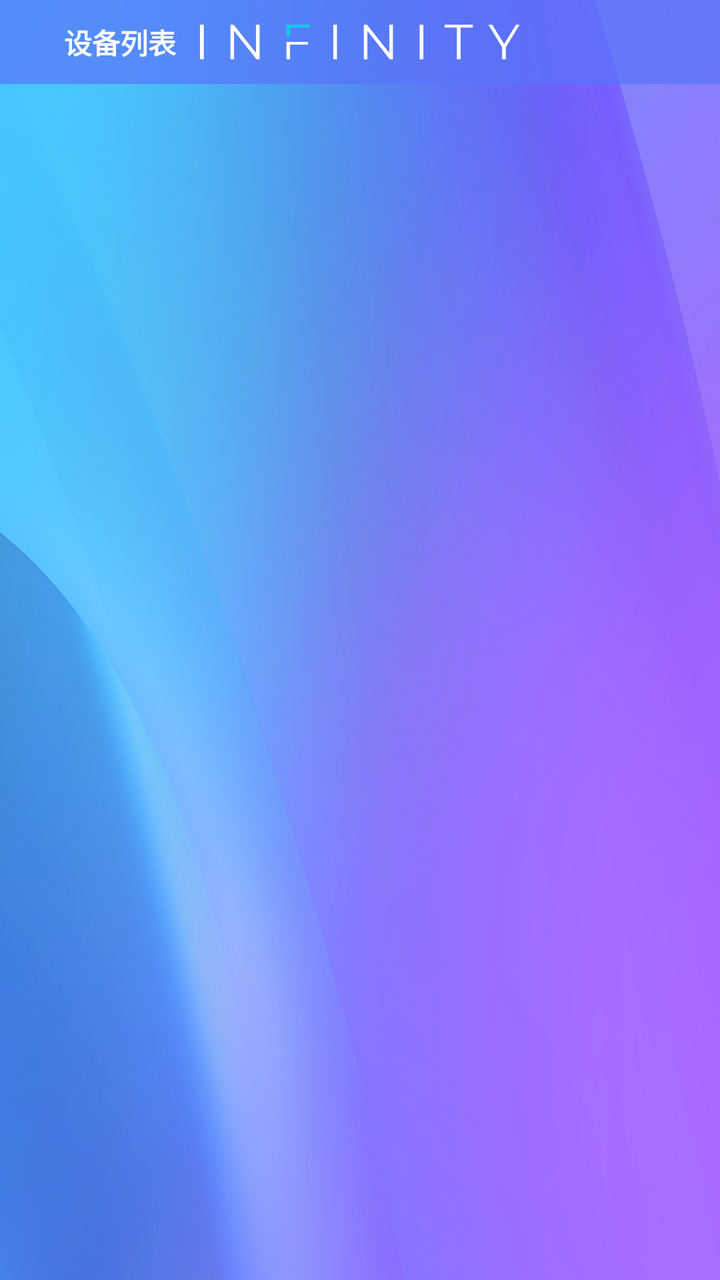
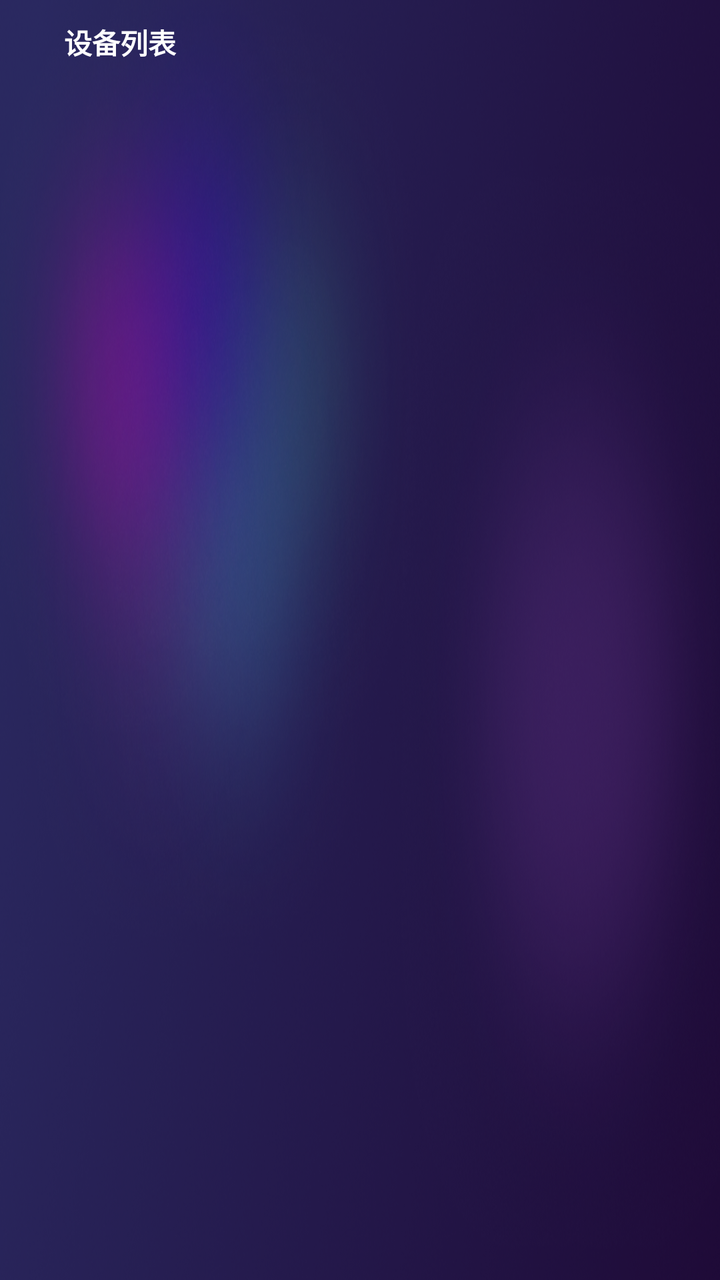

Compare the two renders of this Android layout. The source of the first and the diff that turns it into the second are given below.
<!-- AndroidManifest.xml: application theme AppTheme -->
<!-- res/layout/activity_main.xml -->
<?xml version="1.0" encoding="utf-8"?>
<FrameLayout xmlns:android="http://schemas.android.com/apk/res/android"
    xmlns:app="http://schemas.android.com/apk/res-auto"
    xmlns:tools="http://schemas.android.com/tools"
    android:layout_width="match_parent"
    android:layout_height="match_parent"
    tools:context=".activity.MainActivity">

    <ImageView
        android:layout_width="match_parent"
        android:layout_height="match_parent"
        android:scaleType="fitXY"
        android:src="@mipmap/icon_pagebg" />

    <LinearLayout
        android:layout_width="match_parent"
        android:layout_height="match_parent"
        android:orientation="vertical">

        <RelativeLayout
            android:id="@+id/reluserSee"
            android:layout_width="match_parent"
            android:layout_height="42dp"
            android:background="@color/title_color"
            android:visibility="gone">

            <ImageView
                android:id="@+id/ivFinish"
                android:layout_width="wrap_content"
                android:layout_height="match_parent"
                android:layout_centerVertical="true"
                android:paddingVertical="12dp"
                android:paddingLeft="32dp"
                android:src="@mipmap/icon_w_finish" />

            <TextView
                android:id="@+id/tvName1"
                android:layout_width="wrap_content"
                android:layout_height="match_parent"
                android:layout_alignParentRight="true"
                android:layout_centerVertical="true"
                android:gravity="center_vertical"
                android:paddingRight="32dp"
                android:text="301按摩室"
                android:textColor="@color/white"
                android:textSize="12dp" />
            <ImageView
                android:layout_width="160dp"
                android:layout_height="wrap_content"
                android:layout_centerInParent="true"
                android:src="@mipmap/pic_titlelogo" />
        </RelativeLayout>

        <RelativeLayout
            android:id="@+id/ll_title"
            android:layout_width="match_parent"
            android:layout_height="42dp"
            android:background="@color/title_color">

            <TextView
                android:id="@+id/tvTitle"
                android:layout_width="match_parent"
                android:layout_height="42dp"
                android:background="@color/title_color"
                android:gravity="center_vertical"
                android:paddingLeft="32dp"
                android:text="设备列表"
                android:textColor="@color/white"
                android:textStyle="bold" />

            <ImageView
                android:layout_width="160dp"
                android:layout_height="wrap_content"
                android:layout_centerInParent="true"
                android:src="@mipmap/pic_titlelogo" />
        </RelativeLayout>


        <androidx.recyclerview.widget.RecyclerView
            android:id="@+id/deviceList"
            android:layout_width="match_parent"
            android:layout_height="wrap_content"
            android:layout_marginHorizontal="30dp"
            app:layoutManager="androidx.recyclerview.widget.GridLayoutManager"
            app:spanCount="3"
            tools:itemCount="3"
            tools:listitem="@layout/item_devicelist" />
    </LinearLayout>
</FrameLayout>
<!-- res/layout/item_devicelist.xml (included above) -->
<?xml version="1.0" encoding="utf-8"?>
<FrameLayout xmlns:android="http://schemas.android.com/apk/res/android"
    xmlns:app="http://schemas.android.com/apk/res-auto"
    android:layout_width="match_parent"
    android:layout_height="wrap_content">

    <FrameLayout
        android:layout_width="wrap_content"
        android:layout_height="wrap_content"
        android:layout_gravity="center_horizontal"
        android:layout_marginTop="44dp">

        <com.hjq.shape.layout.ShapeLinearLayout
            android:id="@+id/llBg"
            android:layout_width="156dp"
            android:layout_height="112dp"
            android:gravity="center_horizontal"
            android:orientation="vertical"
            app:shape_radius="10dp"
            app:shape_solidColor="@color/wight_color">

            <ImageView
                android:id="@+id/ivSettingBg"
                android:layout_width="108dp"
                android:layout_height="51dp"
                android:layout_marginTop="20dp"
                android:src="@mipmap/icon_devicelog" />

            <TextView
                android:id="@+id/tvName"
                android:layout_width="wrap_content"
                android:layout_height="wrap_content"
                android:layout_marginTop="10dp"
                android:text="B03"
                android:textColor="@color/white"
                android:textStyle="bold" />

        </com.hjq.shape.layout.ShapeLinearLayout>

        <ImageView
            android:id="@+id/wifiState"
            android:layout_width="wrap_content"
            android:layout_height="12dp"
            android:layout_gravity="right"
            android:layout_margin="3dp"
            android:src="@mipmap/icon_diswifi" />


        <com.hjq.shape.layout.ShapeLinearLayout
            android:layout_width="156dp"
            android:id="@+id/llMengceng"
            android:layout_height="112dp"
            android:gravity="center_horizontal"
            android:orientation="vertical"
            app:shape_radius="10dp"
            app:shape_solidColor="@color/wight20"/>


    </FrameLayout>
</FrameLayout>
<!-- resources referenced by this layout -->
<resources>
  <color name="title_color">#735A74F9</color>
  <color name="white">#FFFFFF</color>
  <color name="wight20">#33F2F6FF</color>
  <color name="wight_color">#4DF2F6FF</color>
  <!-- mipmap icon_devicelog: webp bitmap (mipmap-xxhdpi, 21192 bytes) -->
  <!-- mipmap icon_diswifi: png bitmap (mipmap-xxhdpi, 1637 bytes) -->
  <!-- mipmap icon_pagebg: webp bitmap (mipmap-xxhdpi, 934672 bytes) -->
  <!-- mipmap icon_w_finish: png bitmap (mipmap-xxhdpi, 819 bytes) -->
  <!-- mipmap pic_titlelogo: png bitmap (mipmap-xxhdpi, 14420 bytes) -->
  <style name="AppTheme" parent="Theme.AppCompat.Light.NoActionBar">
          <item name="colorPrimary">@color/white</item>
          <item name="colorPrimaryDark">@color/white</item>
          <item name="colorAccent">@color/themeColor</item>
          <item name="android:textColor">@color/black</item>
  
          
          <item name="android:windowBackground">@color/white</item>
          <item name="android:windowSoftInputMode">stateAlwaysHidden</item>
          <item name="android:launchMode">singleTop</item>
          <item name="android:forceDarkAllowed" tools:ignore="NewApi">false</item>
      </style>
  <color name="themeColor">#3F73FE</color>
  <color name="black">#000000</color>
</resources>

<!-- the commit's change to res/layout/activity_main.xml (unified diff, before → after) -->
@@ -10,7 +10,7 @@
         android:layout_width="match_parent"
         android:layout_height="match_parent"
         android:scaleType="fitXY"
-        android:src="@mipmap/icon_pagebg" />
+        android:src="@mipmap/bg_main" />
 
     <LinearLayout
         android:layout_width="match_parent"
@@ -21,7 +21,6 @@
             android:id="@+id/reluserSee"
             android:layout_width="match_parent"
             android:layout_height="42dp"
-            android:background="@color/title_color"
             android:visibility="gone">
 
             <ImageView
@@ -29,8 +28,8 @@
                 android:layout_width="wrap_content"
                 android:layout_height="match_parent"
                 android:layout_centerVertical="true"
+                android:paddingHorizontal="32dp"
                 android:paddingVertical="12dp"
-                android:paddingLeft="32dp"
                 android:src="@mipmap/icon_w_finish" />
 
             <TextView
@@ -44,35 +43,24 @@
                 android:text="301按摩室"
                 android:textColor="@color/white"
                 android:textSize="12dp" />
-            <ImageView
-                android:layout_width="160dp"
-                android:layout_height="wrap_content"
-                android:layout_centerInParent="true"
-                android:src="@mipmap/pic_titlelogo" />
+
         </RelativeLayout>
 
         <RelativeLayout
             android:id="@+id/ll_title"
             android:layout_width="match_parent"
-            android:layout_height="42dp"
-            android:background="@color/title_color">
+            android:layout_height="42dp">
 
             <TextView
                 android:id="@+id/tvTitle"
                 android:layout_width="match_parent"
                 android:layout_height="42dp"
-                android:background="@color/title_color"
                 android:gravity="center_vertical"
                 android:paddingLeft="32dp"
                 android:text="设备列表"
                 android:textColor="@color/white"
                 android:textStyle="bold" />
 
-            <ImageView
-                android:layout_width="160dp"
-                android:layout_height="wrap_content"
-                android:layout_centerInParent="true"
-                android:src="@mipmap/pic_titlelogo" />
         </RelativeLayout>
 
 
@@ -100,7 +88,7 @@
         android:layout_gravity="center_horizontal"
         android:layout_marginTop="44dp">
 
-        <com.hjq.shape.layout.ShapeLinearLayout
+        <com.hjq.shape.layout.ShapeRelativeLayout
             android:id="@+id/llBg"
             android:layout_width="156dp"
             android:layout_height="112dp"
@@ -111,21 +99,23 @@
 
             <ImageView
                 android:id="@+id/ivSettingBg"
-                android:layout_width="108dp"
-                android:layout_height="51dp"
-                android:layout_marginTop="20dp"
-                android:src="@mipmap/icon_devicelog" />
+                android:layout_width="match_parent"
+                android:layout_height="wrap_content"
+                android:layout_alignParentBottom="true"
+                android:src="@mipmap/ic_machine" />
 
             <TextView
                 android:id="@+id/tvName"
                 android:layout_width="wrap_content"
                 android:layout_height="wrap_content"
-                android:layout_marginTop="10dp"
+                android:layout_marginHorizontal="@dimen/dp_10"
+                android:layout_marginVertical="5dp"
                 android:text="B03"
                 android:textColor="@color/white"
+                android:textSize="10sp"
                 android:textStyle="bold" />
 
-        </com.hjq.shape.layout.ShapeLinearLayout>
+        </com.hjq.shape.layout.ShapeRelativeLayout>
 
         <ImageView
             android:id="@+id/wifiState"
@@ -137,13 +127,13 @@
 
 
         <com.hjq.shape.layout.ShapeLinearLayout
+            android:id="@+id/llMengceng"
             android:layout_width="156dp"
-            android:id="@+id/llMengceng"
             android:layout_height="112dp"
             android:gravity="center_horizontal"
             android:orientation="vertical"
             app:shape_radius="10dp"
-            app:shape_solidColor="@color/wight20"/>
+            app:shape_solidColor="@color/wight20" />
 
 
     </FrameLayout>
<!-- resource entries referenced after the edit -->
@@ -1,14 +1,12 @@
 <!-- resources referenced by this layout -->
 <resources>
-  <color name="title_color">#735A74F9</color>
   <color name="white">#FFFFFF</color>
   <color name="wight20">#33F2F6FF</color>
   <color name="wight_color">#4DF2F6FF</color>
-  <!-- mipmap icon_devicelog: webp bitmap (mipmap-xxhdpi, 21192 bytes) -->
+  <!-- mipmap bg_main: png bitmap (mipmap-xxhdpi, 525770 bytes) -->
+  <!-- mipmap ic_machine: png bitmap (mipmap-xxhdpi, 246391 bytes) -->
   <!-- mipmap icon_diswifi: png bitmap (mipmap-xxhdpi, 1637 bytes) -->
-  <!-- mipmap icon_pagebg: webp bitmap (mipmap-xxhdpi, 934672 bytes) -->
   <!-- mipmap icon_w_finish: png bitmap (mipmap-xxhdpi, 819 bytes) -->
-  <!-- mipmap pic_titlelogo: png bitmap (mipmap-xxhdpi, 14420 bytes) -->
   <style name="AppTheme" parent="Theme.AppCompat.Light.NoActionBar">
           <item name="colorPrimary">@color/white</item>
           <item name="colorPrimaryDark">@color/white</item>
